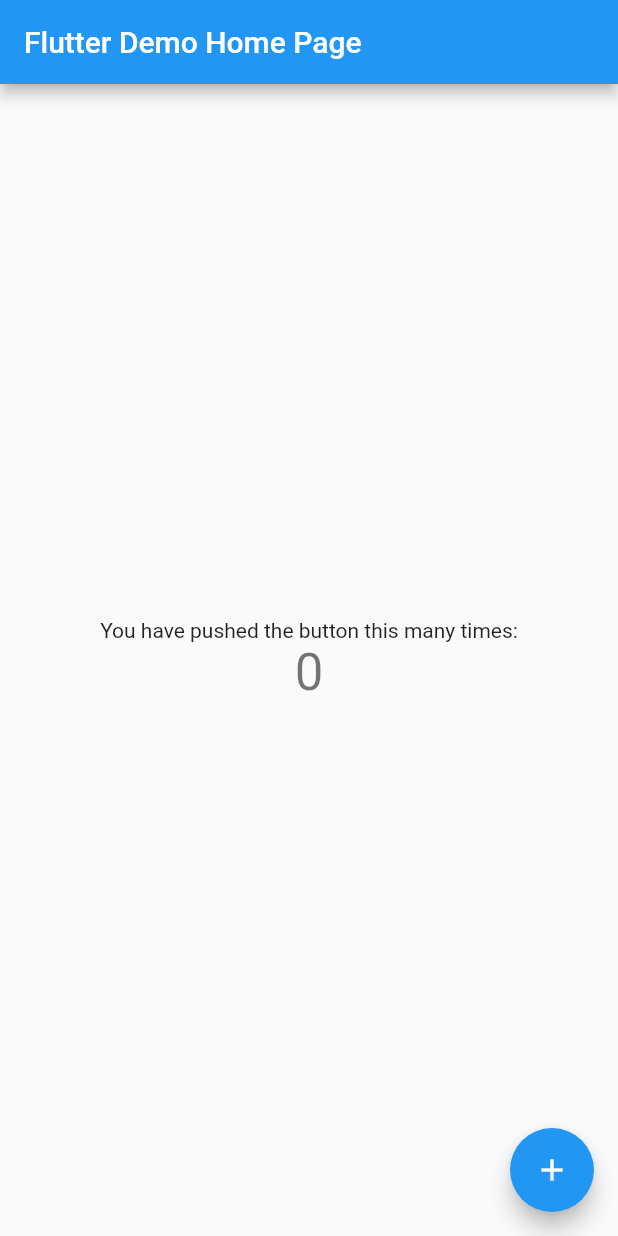
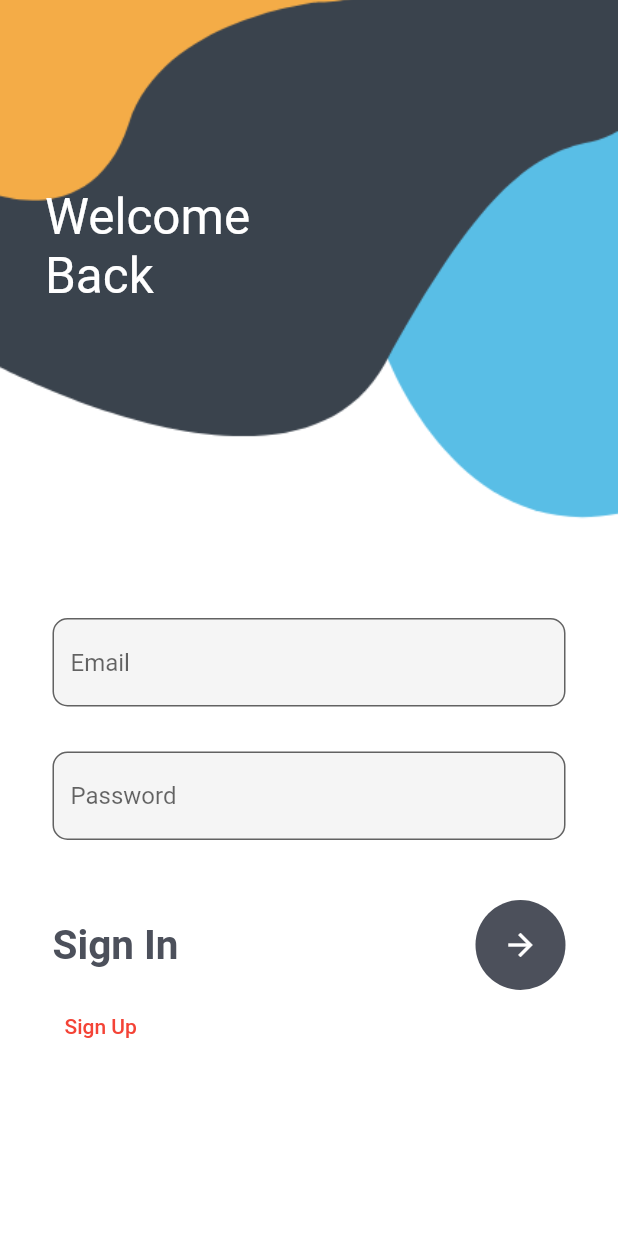
Before and after one commit to My-Flutter-Projects/authentication, a Flutter app: the screen it shows after launch, on a phone screen of 412 x 824 dp. Run offline on Flutter 3.47's test engine with Material 2 defaults, Android fonts, the phone set to English and light mode, and no system bars; missing offline and left inert: dart:html.

Commit message:
Login screen and assets

```diff
--- a/lib/main.dart
+++ b/lib/main.dart
@@ -1,4 +1,5 @@
 import 'package:flutter/material.dart';
+import './screens/login.dart';
 
 void main() {
   runApp(const MyApp());
@@ -7,109 +8,14 @@ void main() {
 class MyApp extends StatelessWidget {
   const MyApp({Key? key}) : super(key: key);
 
-  // This widget is the root of your application.
   @override
   Widget build(BuildContext context) {
     return MaterialApp(
-      title: 'Flutter Demo',
-      theme: ThemeData(
-        // This is the theme of your application.
-        //
-        // Try running your application with "flutter run". You'll see the
-        // application has a blue toolbar. Then, without quitting the app, try
-        // changing the primarySwatch below to Colors.green and then invoke
-        // "hot reload" (press "r" in the console where you ran "flutter run",
-        // or simply save your changes to "hot reload" in a Flutter IDE).
-        // Notice that the counter didn't reset back to zero; the application
-        // is not restarted.
-        primarySwatch: Colors.blue,
-      ),
-      home: const MyHomePage(title: 'Flutter Demo Home Page'),
+      initialRoute: "login",
+      debugShowCheckedModeBanner: false,
+      routes: {
+        "login": (context) => LoginScreen(),
+      },
     );
   }
 }
-
-class MyHomePage extends StatefulWidget {
-  const MyHomePage({Key? key, required this.title}) : super(key: key);
-
-  // This widget is the home page of your application. It is stateful, meaning
-  // that it has a State object (defined below) that contains fields that affect
-  // how it looks.
-
-  // This class is the configuration for the state. It holds the values (in this
-  // case the title) provided by the parent (in this case the App widget) and
-  // used by the build method of the State. Fields in a Widget subclass are
-  // always marked "final".
-
-  final String title;
-
-  @override
-  State<MyHomePage> createState() => _MyHomePageState();
-}
-
-class _MyHomePageState extends State<MyHomePage> {
-  int _counter = 0;
-
-  void _incrementCounter() {
-    setState(() {
-      // This call to setState tells the Flutter framework that something has
-      // changed in this State, which causes it to rerun the build method below
-      // so that the display can reflect the updated values. If we changed
-      // _counter without calling setState(), then the build method would not be
-      // called again, and so nothing would appear to happen.
-      _counter++;
-    });
-  }
-
-  @override
-  Widget build(BuildContext context) {
-    // This method is rerun every time setState is called, for instance as done
-    // by the _incrementCounter method above.
-    //
-    // The Flutter framework has been optimized to make rerunning build methods
-    // fast, so that you can just rebuild anything that needs updating rather
-    // than having to individually change instances of widgets.
-    return Scaffold(
-      appBar: AppBar(
-        // Here we take the value from the MyHomePage object that was created by
-        // the App.build method, and use it to set our appbar title.
-        title: Text(widget.title),
-      ),
-      body: Center(
-        // Center is a layout widget. It takes a single child and positions it
-        // in the middle of the parent.
-        child: Column(
-          // Column is also a layout widget. It takes a list of children and
-          // arranges them vertically. By default, it sizes itself to fit its
-          // children horizontally, and tries to be as tall as its parent.
-          //
-          // Invoke "debug painting" (press "p" in the console, choose the
-          // "Toggle Debug Paint" action from the Flutter Inspector in Android
-          // Studio, or the "Toggle Debug Paint" command in Visual Studio Code)
-          // to see the wireframe for each widget.
-          //
-          // Column has various properties to control how it sizes itself and
-          // how it positions its children. Here we use mainAxisAlignment to
-          // center the children vertically; the main axis here is the vertical
-          // axis because Columns are vertical (the cross axis would be
-          // horizontal).
-          mainAxisAlignment: MainAxisAlignment.center,
-          children: <Widget>[
-            const Text(
-              'You have pushed the button this many times:',
-            ),
-            Text(
-              '$_counter',
-              style: Theme.of(context).textTheme.headline4,
-            ),
-          ],
-        ),
-      ),
-      floatingActionButton: FloatingActionButton(
-        onPressed: _incrementCounter,
-        tooltip: 'Increment',
-        child: const Icon(Icons.add),
-      ), // This trailing comma makes auto-formatting nicer for build methods.
-    );
-  }
-}
--- /dev/null
+++ b/lib/screens/login.dart
@@ -0,0 +1,114 @@
+import 'dart:html';
+
+import 'package:flutter/material.dart';
+
+class LoginScreen extends StatefulWidget {
+  LoginScreen({Key? key}) : super(key: key);
+
+  @override
+  State<LoginScreen> createState() => _LoginScreenState();
+}
+
+class _LoginScreenState extends State<LoginScreen> {
+  @override
+  Widget build(BuildContext context) {
+    return Container(
+      decoration: BoxDecoration(
+        image: DecorationImage(
+          image: AssetImage("assets/login.png"),
+          fit: BoxFit.cover,
+        ),
+      ),
+      child: Scaffold(
+        backgroundColor: Colors.transparent,
+        body: Stack(
+          children: [
+            Container(
+              // margin: Margin,
+              padding: EdgeInsets.only(
+                left: 30,
+                top: 125,
+              ),
+              child: Text(
+                "Welcome \nBack",
+                style: TextStyle(color: Colors.white, fontSize: 33),
+              ),
+            ),
+            SingleChildScrollView(
+              child: Container(
+                padding: EdgeInsets.only(
+                  top: MediaQuery.of(context).size.height * 0.5,
+                  left: 35,
+                  right: 35,
+                ),
+                child: Column(
+                  children: [
+                    TextField(
+                      decoration: InputDecoration(
+                        hintText: "Email",
+                        fillColor: Colors.grey.shade100,
+                        filled: true,
+                        border: OutlineInputBorder(
+                          borderRadius: BorderRadius.circular(10),
+                        ),
+                      ),
+                    ),
+                    SizedBox(
+                      height: 30,
+                    ),
+                    TextField(
+                      obscureText: true,
+                      decoration: InputDecoration(
+                        hintText: "Password",
+                        fillColor: Colors.grey.shade100,
+                        filled: true,
+                        border: OutlineInputBorder(
+                          borderRadius: BorderRadius.circular(10),
+                        ),
+                      ),
+                    ),
+                    SizedBox(
+                      height: 40,
+                    ),
+                    Row(
+                      mainAxisAlignment: MainAxisAlignment.spaceBetween,
+                      children: [
+                        Text("Sign In",
+                            style: TextStyle(
+                              fontSize: 27,
+                              color: Color(0xff4c505b),
+                              fontWeight: FontWeight.w700,
+                            )),
+                        CircleAvatar(
+                          radius: 30,
+                          backgroundColor: Color(0xff4c505b),
+                          child: IconButton(
+                              color: Colors.white,
+                              onPressed: () {},
+                              icon: Icon(
+                                Icons.arrow_forward,
+                              )),
+                        )
+                      ],
+                    ),
+                    Row(
+                      children: [
+                        TextButton(
+                          onPressed: () {},
+                          child: const Text("Sign Up",
+                              style: TextStyle(
+                                color: Colors.red,
+                              )),
+                        ),
+                      ],
+                    )
+                  ],
+                ),
+              ),
+            )
+          ],
+        ),
+      ),
+    );
+  }
+}
--- a/pubspec.yaml
+++ b/pubspec.yaml
@@ -58,9 +58,9 @@ flutter:
   uses-material-design: true
 
   # To add assets to your application, add an assets section, like this:
-  # assets:
-  #   - images/a_dot_burr.jpeg
-  #   - images/a_dot_ham.jpeg
+  assets:
+    - assets/
+
 
   # An image asset can refer to one or more resolution-specific "variants", see
   # https://flutter.dev/assets-and-images/#resolution-aware
```
Also changed, not shown: assets/login.png (added), assets/register.png (added).
